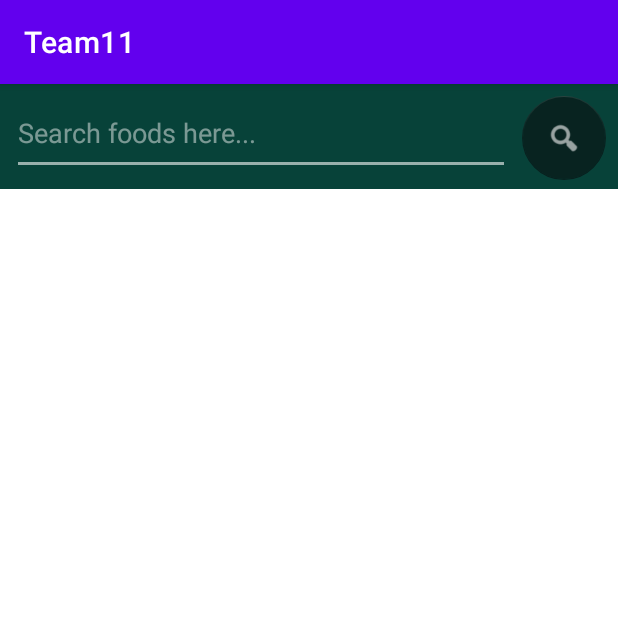
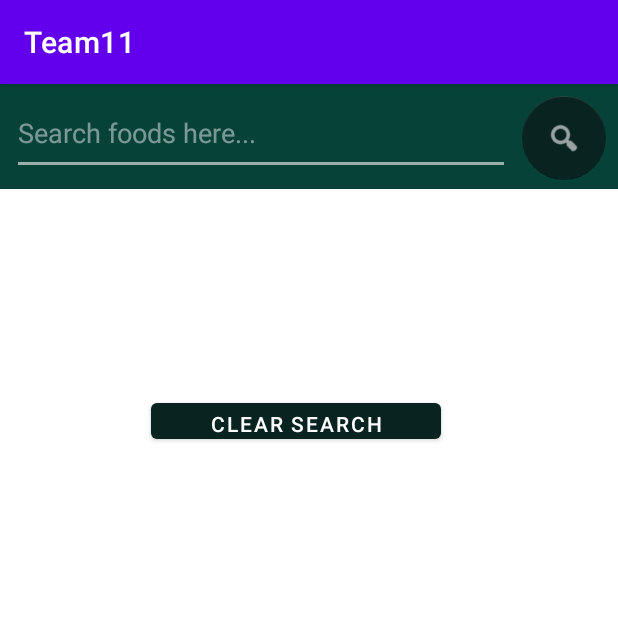
Before and after one commit to elsatmr/mobile-dev-team11, an Android app: the AtYourServiceActivity screen opened directly, with no data from a screen before it, on a phone screen of 412 x 824 dp, the top half of it. Run offline under Robolectric (Android 15) with nearby library versions, the phone set to English and light mode, and no system bars; pictures from the network do not load.

Commit message:
clear search button

```diff
--- a/app/src/main/java/edu/northeastern/team11/AtYourServiceActivity.java
+++ b/app/src/main/java/edu/northeastern/team11/AtYourServiceActivity.java
@@ -293,4 +293,11 @@ public class AtYourServiceActivity extends AppCompatActivity {
         });
         loadingSpinner.setVisibility(View.INVISIBLE);
     }
+
+    @SuppressLint("NotifyDataSetChanged")
+    public void clear_results(View view) {
+        foodList.clear();
+        chipGroup.removeAllViews();
+        adapter.notifyDataSetChanged();
+    }
 }
--- a/app/src/main/res/layout/activity_at_your_service.xml
+++ b/app/src/main/res/layout/activity_at_your_service.xml
@@ -56,18 +56,38 @@
          app:srcCompat="@android:drawable/ic_menu_search"
         app:tint="#F8F8F8" />
 
+
+    <Button
+        android:id="@+id/clear_search_button"
+        android:layout_width="193dp"
+        android:layout_height="36dp"
+        android:layout_marginStart="147dp"
+        android:layout_marginEnd="125dp"
+        android:layout_marginBottom="8dp"
+        android:onClick="clear_results"
+        android:text="Clear Search"
+        app:backgroundTint="#082320"
+        app:layout_constraintBottom_toTopOf="@+id/results"
+        app:layout_constraintEnd_toEndOf="parent"
+        app:layout_constraintHorizontal_bias="0.87"
+        app:layout_constraintStart_toStartOf="parent"
+        app:layout_constraintTop_toBottomOf="@id/toolbar"
+        app:layout_constraintVertical_bias="1.0"
+        app:tint="#F8F8F8" />
+
     <androidx.recyclerview.widget.RecyclerView
         android:id="@+id/results"
-        android:layout_width="0dp"
-        android:layout_height="0dp"
+        android:layout_width="407dp"
+        android:layout_height="501dp"
         android:layout_marginStart="6dp"
         android:layout_marginEnd="9dp"
         android:layout_marginBottom="16dp"
         app:layout_constraintBottom_toBottomOf="parent"
         app:layout_constraintEnd_toEndOf="parent"
-        app:layout_constraintHorizontal_bias="1.0"
+        app:layout_constraintHorizontal_bias="0.0"
         app:layout_constraintStart_toStartOf="parent"
-        app:layout_constraintTop_toBottomOf="@+id/chipGroup" />
+        app:layout_constraintTop_toBottomOf="@+id/chipGroup"
+        app:layout_constraintVertical_bias="1.0" />
 
     <ImageButton
         android:id="@+id/clearTextBtn"
```
